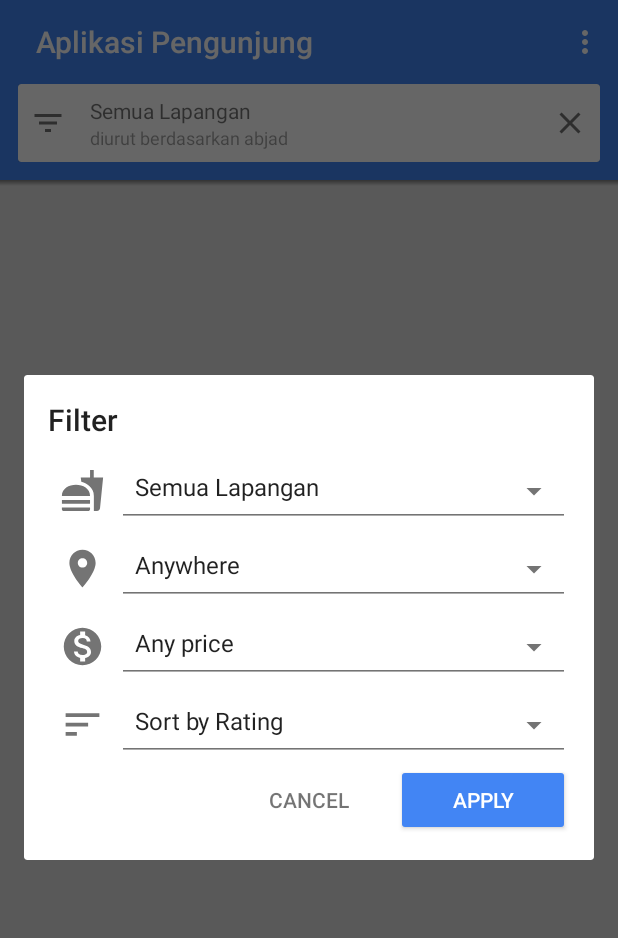
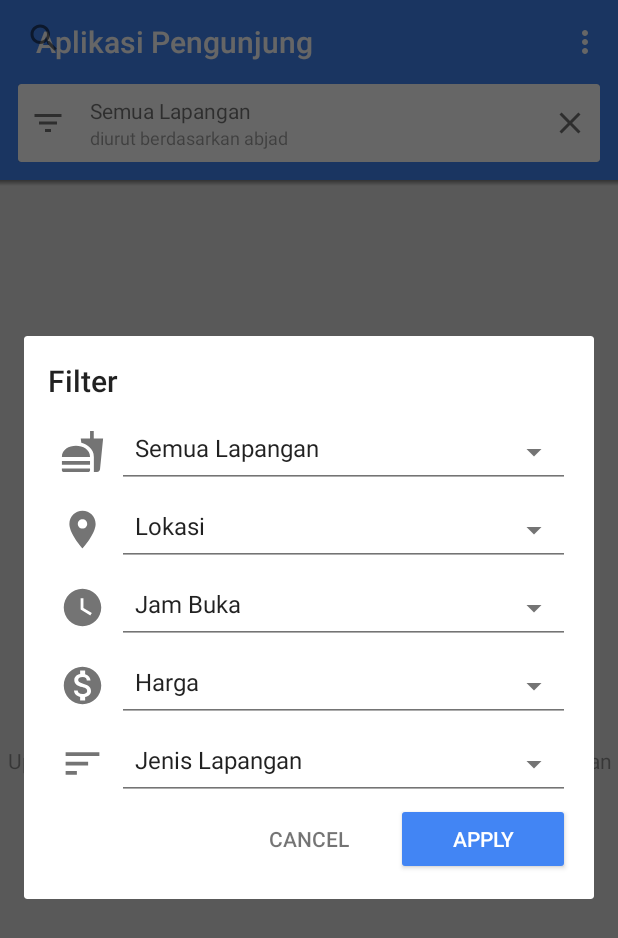
Before and after one commit to azizsul/aplikasi-pengunjung, an Android app: the fragment FilterDialogFragment placed in its activity, on a phone screen of 412 x 824 dp. Shown: the top 938 px of the screen. Run offline under Robolectric (Android 15) with nearby library versions, the light colour scheme and no system bars; our stand-ins replace Firebase (no records; nobody signed in at launch, a user with empty details on screens opened directly); libraries missing offline, so code that uses them is left out: com.firebase.ui; pictures from the network do not load.

Commit message:
edit filter dialog

```diff
--- a/app/src/main/res/layout/activity_main.xml
+++ b/app/src/main/res/layout/activity_main.xml
@@ -16,6 +16,13 @@
         app:title="@string/app_name"
         app:titleMarginStart="24dp"
         app:titleTextColor="@android:color/white" />
+
+    <androidx.appcompat.widget.SearchView
+        android:id="@+id/svSearch"
+        android:layout_width="match_parent"
+        android:layout_height="40dp"
+        android:layout_margin="5dp"
+        app:queryHint="Cari disini..."/>
 
     <FrameLayout
         android:id="@+id/filterBarContainer"
--- a/app/src/main/res/layout/dialog_filters.xml
+++ b/app/src/main/res/layout/dialog_filters.xml
@@ -14,7 +14,7 @@
         android:layout_marginBottom="8dp"
         android:text="@string/header_filters" />
 
-    <!-- Food Type -->
+    <!-- Semua Lapangan -->
     <RelativeLayout
         android:layout_width="wrap_content"
         android:layout_height="wrap_content">
@@ -41,7 +41,7 @@
         android:layout_height="wrap_content">
 
         <ImageView
-            android:id="@+id/icon_city"
+            android:id="@+id/icon_lokasi"
             style="@style/AppTheme.FilterIcon"
             android:layout_centerVertical="true"
             android:tint="@color/greySecondary"
@@ -51,9 +51,29 @@
             android:id="@+id/spinnerCity"
             style="@style/AppTheme.FilterSpinner"
             android:layout_centerVertical="true"
-            android:layout_toRightOf="@+id/icon_city"
-            android:entries="@array/cities" />
+            android:layout_toRightOf="@+id/icon_lokasi"
+            android:entries="@array/cities"/>
 
+    </RelativeLayout>
+
+    <!--Sort by open now -->
+    <RelativeLayout
+        android:layout_width="match_parent"
+        android:layout_height="wrap_content">
+
+        <ImageView
+            android:id="@+id/icon_watch"
+            style="@style/AppTheme.FilterIcon"
+            android:layout_centerVertical="true"
+            android:tint="@color/greySecondary"
+            app:srcCompat="@drawable/ic_watch"/>
+
+        <Spinner
+            android:id="@+id/spinnerOpenHour"
+            style="@style/AppTheme.FilterSpinner"
+            android:layout_centerVertical="true"
+            android:layout_toRightOf="@+id/icon_watch"
+            android:entries="@array/sort_by_open_now" />
     </RelativeLayout>
 
     <!-- Price -->
--- a/app/src/main/res/values/strings.xml
+++ b/app/src/main/res/values/strings.xml
@@ -2,8 +2,10 @@
 	<string name="app_name">Aplikasi Pengunjung</string>
 
 	<string name="value_any_field" tools:ignore="ExtraTranslation">Semua Lapangan</string>
-    <string name="value_any_city">Anywhere</string>
-    <string name="value_any_price">Any price</string>
+	<string name="value_any_city">Lokasi</string>
+	<string name="value_any_price">Harga</string>
+	<string name="value_open_hour">Jam Buka</string>
+	<string name="value_lokasi">Lokasi</string>
 
 	<string name="price_1">$</string>
 	<string name="price_2">$$</string>
@@ -19,7 +21,7 @@
 	<string name="header_filters">Filter</string>
 	<string name="search">Search</string>
 
-    <string name="sort_by_rating">Sort by Rating</string>
+	<string name="sort_by_rating">Jenis Lapangan</string>
 	<string name="sort_by_popularity">Sort by Popularity</string>
 	<string name="sort_by_price">Sort by Price</string>
 
@@ -32,7 +34,7 @@
 	<string name="divider_bullet">•</string>
 	<string name="apply">Apply</string>
 	<string name="cancel">Cancel</string>
-    <string name="message_no_results">Oops, couldn\'t find any results\nthat matched your filter</string>
+	<string name="message_no_results">Ups, tidak dapat menemukan hasil yang cocok dengan pencarian Anda</string>
 	<string name="message_no_reviews">Be the first to leave a review!</string>
 	<string name="hint_review">How was your experience?</string>
 	<string name="submit">Submit</string>
@@ -43,6 +45,10 @@
 	<string name="message_unknown">Unknown error.</string>
 	<string name="option_retry">Retry</string>
 	<string name="option_exit">Exit</string>
+	<string name="jam_buka">Jam Buka</string>
+	<string name="sekarang_buka">Sekarang Buka</string>
+	<string name="value_location">Lokasi</string>
+	<string name="lokasi_terdekat">Lokasi Terdekat</string>
 
 	<!-- Types of food I could think of in 5 minutes -->
 	<string-array name="categories">
@@ -116,6 +122,22 @@
 		<item>Washington</item>
 	</string-array>
 
+	<!--Lokasi filters-->
+	<string-array name="sort_by_location">
+		<item>@string/value_location</item>
+
+		<!--<item>@string/jam_buka</item>-->
+		<item>@string/lokasi_terdekat</item>
+	</string-array>
+
+	<!--OpenHour filters-->
+	<string-array name="sort_by_open_now">
+		<item>@string/value_open_hour</item>
+
+		<!--<item>@string/jam_buka</item>-->
+		<item>@string/sekarang_buka</item>
+	</string-array>
+
 	<!-- Price filters -->
 	<string-array name="prices">
 		<item>@string/value_any_price</item>
```
Also changed, not shown: app/src/main/java/com/azizsull/aplikasipengunjung/PlaceDetailActivity.kt (+6 -2 lines), app/src/main/res/layout/activity_restaurant_detail.xml (+12 -12 lines). Lines whose indentation alone changed are shown as unchanged.
